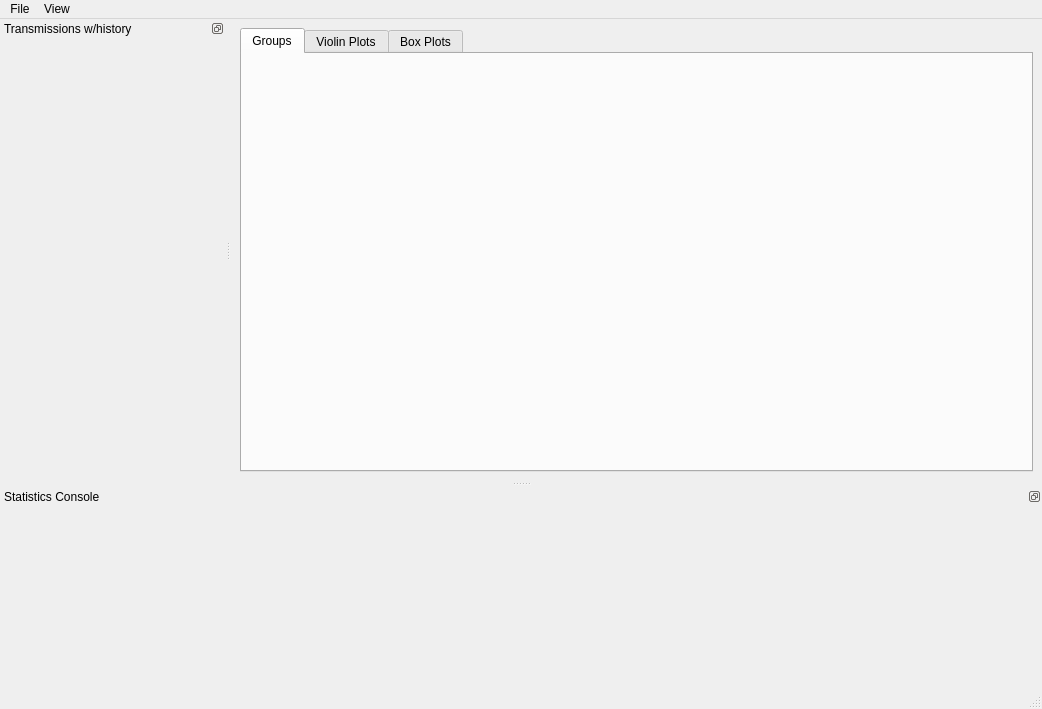
The window that analyser/stats_window.ui (kushalkolar/MESmerize) describes before a commit, drawn with Qt 5.
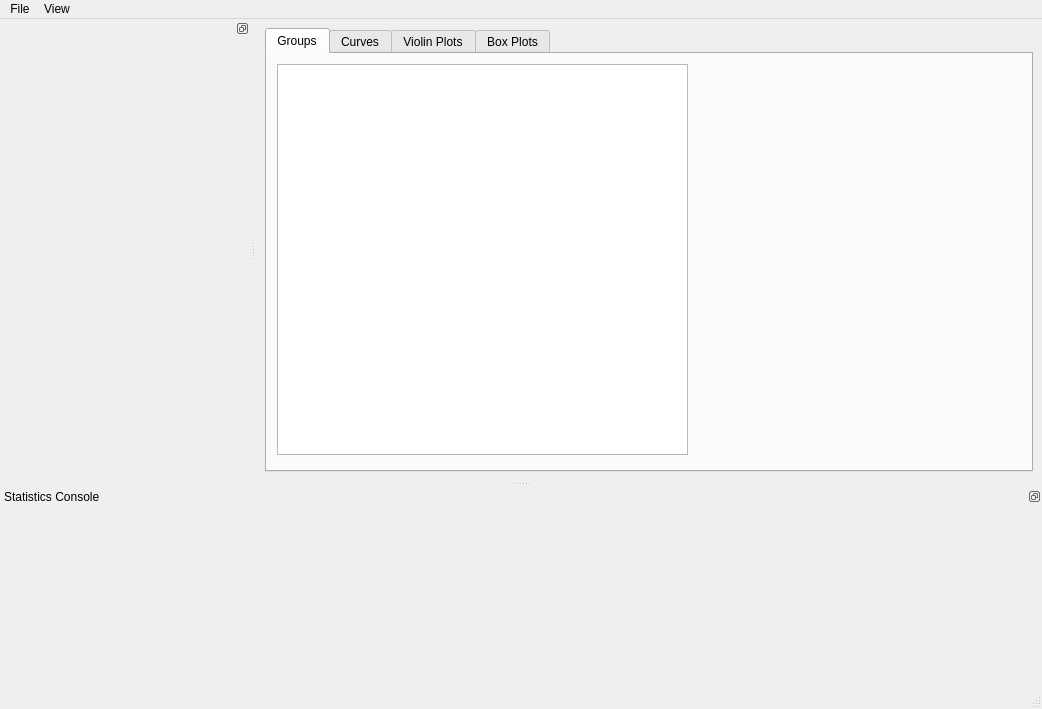
The same window after the commit.

Commit message: Embedded matplotlib into stats_gui.

```diff
--- a/analyser/stats_window.ui
+++ b/analyser/stats_window.ui
@@ -27,8 +27,24 @@
        <attribute name="title">
         <string>Groups</string>
        </attribute>
+       <widget class="QListWidget" name="listwGroups">
+        <property name="geometry">
+         <rect>
+          <x>10</x>
+          <y>10</y>
+          <width>411</width>
+          <height>391</height>
+         </rect>
+        </property>
+       </widget>
       </widget>
-      <widget class="QWidget" name="violinPlots">
+      <widget class="QWidget" name="curve_tab">
+       <attribute name="title">
+        <string>Curves</string>
+       </attribute>
+       <layout class="QGridLayout" name="gridLayout_2"/>
+      </widget>
+      <widget class="QWidget" name="violin_tab">
        <attribute name="title">
         <string>Violin Plots</string>
        </attribute>
@@ -76,20 +92,33 @@
   <widget class="QDockWidget" name="dockWidget">
    <property name="minimumSize">
     <size>
-     <width>225</width>
-     <height>36</height>
+     <width>250</width>
+     <height>66</height>
     </size>
    </property>
    <property name="features">
     <set>QDockWidget::DockWidgetFloatable|QDockWidget::DockWidgetMovable</set>
    </property>
    <property name="windowTitle">
-    <string>Transmissions w/history</string>
+    <string/>
    </property>
    <attribute name="dockWidgetArea">
     <number>1</number>
    </attribute>
-   <widget class="QWidget" name="dockWidgetContents"/>
+   <widget class="QWidget" name="dockWidgetContents">
+    <layout class="QGridLayout" name="gridLayout_5">
+     <item row="0" column="0">
+      <widget class="QStackedWidget" name="stackedWidget">
+       <property name="currentIndex">
+        <number>0</number>
+       </property>
+       <widget class="QWidget" name="stack_page_transmission_history"/>
+       <widget class="QWidget" name="stack_page_matplotlib"/>
+       <widget class="QWidget" name="stack_page_box_plots"/>
+      </widget>
+     </item>
+    </layout>
+   </widget>
   </widget>
   <widget class="QDockWidget" name="dockConsole">
    <property name="minimumSize">
```
Left out of the diff: 33 changed lines with no effect on the pictures. The commit also changes 8 other files.
